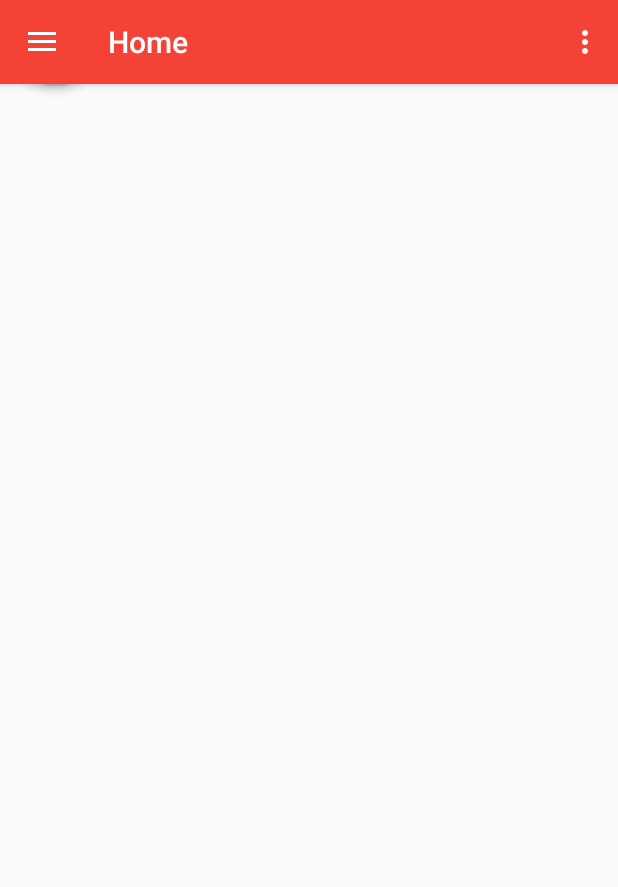
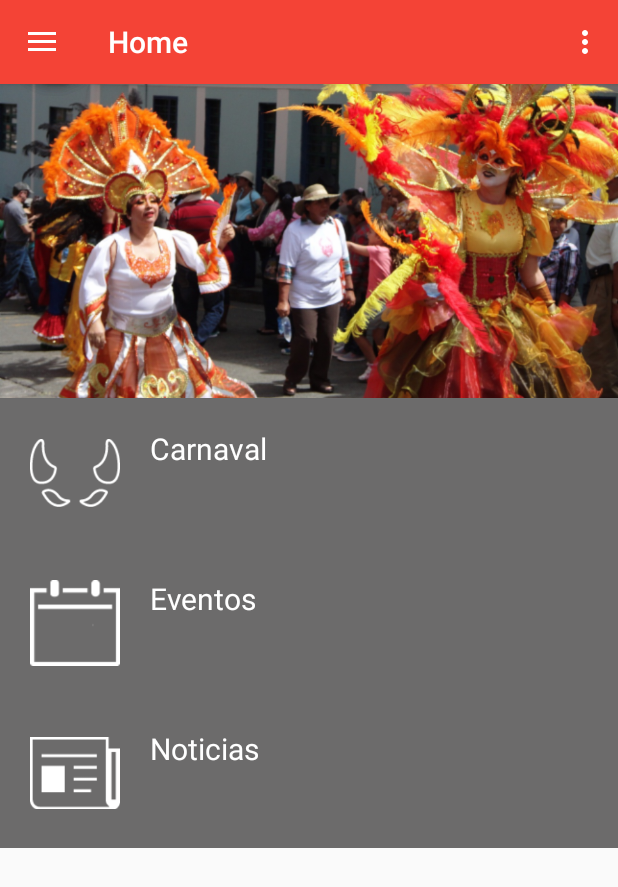
Before and after one commit to caamartinezbu/Carnavalapp, an Android app: the screen it shows after launch (NavigationDrawer_Home), on a phone screen of 412 x 824 dp. Shown: the top 887 px of the screen. Run offline under Robolectric (Android 15) with nearby library versions, the phone set to English and light mode, and no system bars; plain views replace FloatingActionButton, FloatingActionMenu.

Commit message:
Cambiando interfaz grafica

```diff
--- a/app/src/main/java/com/controlapp/beto/riosucio/NavigationDrawer_Home.java
+++ b/app/src/main/java/com/controlapp/beto/riosucio/NavigationDrawer_Home.java
@@ -62,6 +62,8 @@ public class NavigationDrawer_Home extends AppCompatActivity /*implements Naviga
       /*  navigationView.setNavigationItemSelectedListener(this);*/
 
         setupNavigationDrawerContent(navigationView);
+       //First start (Inbox Fragment)
+        setFragment(0);
 
     }
 
@@ -146,15 +148,21 @@ private void inicializaAdaptador(){
                     @Override
                     public boolean onNavigationItemSelected(MenuItem menuItem) {
                         switch (menuItem.getItemId()) {
+                            case R.id.item_navigation_drawer_panel:
+                                menuItem.setChecked(true);
+                                setFragment(0);
+                                DrawerLayout drawer4 = (DrawerLayout) findViewById(R.id.drawer_layout);
+                                drawer4.closeDrawer(GravityCompat.START);
+                                return true;
                             case R.id.item_navigation_drawer_himno:
                                 menuItem.setChecked(true);
-                                setFragment(0);
+                                setFragment(1);
                                 DrawerLayout drawer3 = (DrawerLayout) findViewById(R.id.drawer_layout);
                                 drawer3.closeDrawer(GravityCompat.START);
                                 return true;
                             case R.id.item_navigation_drawer_historia:
                                 menuItem.setChecked(true);
-                                setFragment(1);
+                                setFragment(2);
                                 DrawerLayout drawer = (DrawerLayout) findViewById(R.id.drawer_layout);
                                 drawer.closeDrawer(GravityCompat.START);
                                 return true;
@@ -190,11 +198,18 @@ private void inicializaAdaptador(){
             case 0:
                 fragmentManager = getSupportFragmentManager();
                 fragmentTransaction = fragmentManager.beginTransaction();
+                PanelFragment panelFragment = new PanelFragment();
+                fragmentTransaction.replace(R.id.fragment,panelFragment );
+                fragmentTransaction.commit();
+                break;
+            case 1:
+                fragmentManager = getSupportFragmentManager();
+                fragmentTransaction = fragmentManager.beginTransaction();
                 HimnoFragment himnoFragment = new HimnoFragment();
                 fragmentTransaction.replace(R.id.fragment,himnoFragment );
                 fragmentTransaction.commit();
                 break;
-            case 1:
+            case 2:
                 fragmentManager = getSupportFragmentManager();
                 fragmentTransaction = fragmentManager.beginTransaction();
                 HistoriaFragment historiaFragment = new HistoriaFragment();
--- /dev/null
+++ b/app/src/main/java/com/controlapp/beto/riosucio/PanelFragment.java
@@ -0,0 +1,38 @@
+package com.controlapp.beto.riosucio;
+
+import android.os.Bundle;
+import android.support.v4.app.Fragment;
+import android.view.LayoutInflater;
+import android.view.View;
+import android.view.ViewGroup;
+
+/**
+ * Created by Beto on 08/11/2016.
+ */
+public class PanelFragment extends Fragment {
+
+    @Override
+    public View onCreateView(LayoutInflater inflater, ViewGroup container, Bundle savedInstanceState) {
+
+        // Inflate the layout for this fragment
+        final View view = inflater.inflate(R.layout.panel_fragment, container, false);
+
+       /* ((NavigationDrawer_Home) getActivity()).getSupportActionBar().setTitle("Fragment Inbox");
+
+        Button buttonChangeText = (Button) view.findViewById(R.id.buttonFragmentHimno);
+
+        final TextView textViewHimnoFragment = (TextView) view.findViewById(R.id.textViewHimnoFragment);
+
+        buttonChangeText.setOnClickListener(new View.OnClickListener() {
+            @Override
+            public void onClick(View v) {
+
+                textViewHimnoFragment.setText("Esta es el Himno");
+                textViewHimnoFragment.setTextColor(getResources().getColor(R.color.colorPrimary));
+
+            }
+        });*/
+
+        return view;
+    }
+}
--- /dev/null
+++ b/app/src/main/res/drawable/ic_home.xml
@@ -0,0 +1,9 @@
+<vector xmlns:android="http://schemas.android.com/apk/res/android"
+        android:width="24dp"
+        android:height="24dp"
+        android:viewportWidth="24.0"
+        android:viewportHeight="24.0">
+    <path
+        android:fillColor="#FF000000"
+        android:pathData="M10,20v-6h4v6h5v-8h3L12,3 2,12h3v8z"/>
+</vector>
--- /dev/null
+++ b/app/src/main/res/layout/panel_fragment.xml
@@ -0,0 +1,83 @@
+<?xml version="1.0" encoding="utf-8"?>
+<LinearLayout xmlns:android="http://schemas.android.com/apk/res/android"
+    android:orientation="vertical" android:layout_width="match_parent"
+    android:layout_height="match_parent"
+    android:background="#6c6b6b">
+
+    <ImageView
+        android:layout_width="match_parent"
+        android:layout_height="250dp"
+        android:src="@drawable/img2"
+        android:scaleType="centerCrop"
+        android:layout_marginTop="15dp" />
+
+<LinearLayout
+    android:layout_width="match_parent"
+    android:layout_height="wrap_content"
+    android:orientation="horizontal">
+
+    <ImageView
+        android:layout_width="60dp"
+        android:layout_height="60dp"
+        android:src="@drawable/ic_cachos2"
+        android:layout_margin="20dp" />
+    <TextView
+        android:id="@+id/tvNombretarjeta"
+        android:layout_width="wrap_content"
+        android:layout_height="wrap_content"
+        android:text="Carnaval"
+
+        android:textSize="20dp"
+        android:textColor="#ffffff"
+        android:layout_marginTop="20dp" />
+
+</LinearLayout>
+
+    <LinearLayout
+        android:layout_width="match_parent"
+        android:layout_height="wrap_content"
+        android:orientation="horizontal">
+
+        <ImageView
+            android:layout_width="60dp"
+            android:layout_height="60dp"
+            android:src="@drawable/ic_eventos"
+            android:layout_margin="20dp" />
+        <TextView
+            android:id="@+id/tveventos"
+            android:layout_width="wrap_content"
+            android:layout_height="wrap_content"
+            android:text="Eventos"
+
+            android:textSize="20dp"
+            android:textColor="#ffffff"
+            android:layout_marginTop="20dp" />
+
+    </LinearLayout>
+
+    <LinearLayout
+        android:layout_width="match_parent"
+        android:layout_height="wrap_content"
+        android:orientation="horizontal">
+
+        <ImageView
+            android:layout_width="60dp"
+            android:layout_height="60dp"
+            android:src="@drawable/ic_noticias"
+            android:layout_margin="20dp" />
+        <TextView
+            android:id="@+id/tvnoticias"
+            android:layout_width="wrap_content"
+            android:layout_height="wrap_content"
+            android:text="Noticias"
+
+            android:textSize="20dp"
+            android:textColor="#ffffff"
+            android:layout_marginTop="20dp" />
+
+    </LinearLayout>
+
+
+
+
+</LinearLayout>
--- a/app/src/main/res/menu/activity_navigation_drawer__home_drawer.xml
+++ b/app/src/main/res/menu/activity_navigation_drawer__home_drawer.xml
@@ -2,6 +2,10 @@
 <menu xmlns:android="http://schemas.android.com/apk/res/android">
 
     <group android:checkableBehavior="single">
+        <item
+            android:id="@+id/item_navigation_drawer_panel"
+            android:icon="@drawable/ic_home"
+            android:title="Home" />
         <item
             android:id="@+id/item_navigation_drawer_himno"
             android:icon="@drawable/ic_menu_notam"
```
Also changed, not shown: app/src/main/res/drawable-mdpi/img2.png (added), app/src/main/res/drawable/ic_cachos.png (added), app/src/main/res/drawable/ic_cachos2.png (added), app/src/main/res/drawable/ic_eventos.png (added), app/src/main/res/drawable/ic_noticias.png (added), 4 other files.
